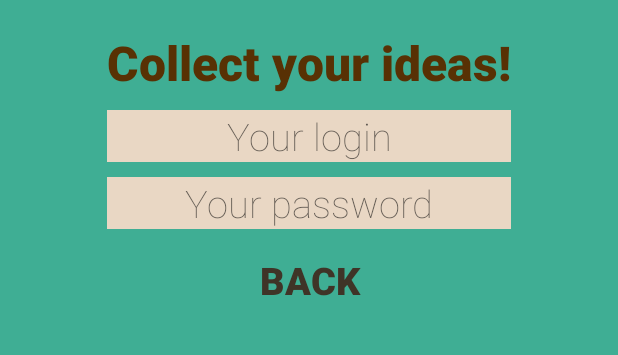
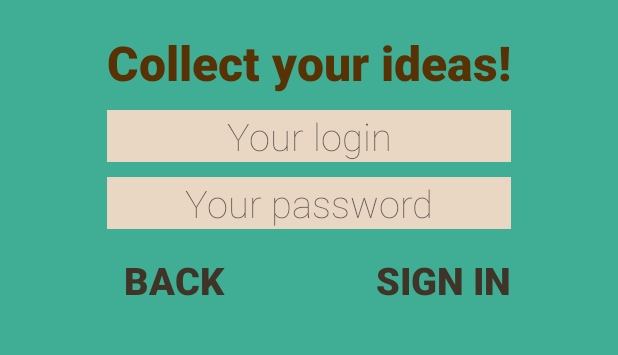
Before and after one commit to EStotskaya/Idee, an Android app: the screen it shows after launch (MainActivity), after a tap on "SIGN IN", on a phone screen of 412 x 824 dp, the part 543-898 px from its top. Run offline under Robolectric (Android 15) with nearby library versions, the phone set to English and light mode, and no system bars; our stand-ins replace ButterKnife.

Commit message:
prototype of main page

```diff
--- a/android/app/src/main/AndroidManifest.xml
+++ b/android/app/src/main/AndroidManifest.xml
@@ -24,6 +24,10 @@
                 android:name="android.support.PARENT_ACTIVITY"
                 android:value="com.code_and_fix.idee.MainActivity" />
         </activity>
+        <activity
+            android:name=".AppActivity"
+            android:label="@string/title_activity_app" >
+        </activity>
     </application>
 
 </manifest>
--- a/android/app/src/main/java/com/code_and_fix/idee/MainActivity.java
+++ b/android/app/src/main/java/com/code_and_fix/idee/MainActivity.java
@@ -19,40 +19,68 @@ public class MainActivity extends AppCompatActivity {
 
     SharedPreferences sPref;
 
-    @Bind(R.id.editLogin) EditText editLogin;
-    @Bind(R.id.editPass) EditText editPass;
-    @Bind(R.id.signIn) Button signIn;
-    @Bind(R.id.signUp) Button signUp;
-    @Bind(R.id.anonymous) Button anonymous;
-    @Bind(R.id.back) Button backButt;
+    @Bind(R.id.editLogin)
+    EditText editLogin;
+    @Bind(R.id.editPass)
+    EditText editPass;
+    @Bind(R.id.signIn)
+    Button signIn;
+    @Bind(R.id.signUp)
+    Button signUp;
+    @Bind(R.id.anonymous)
+    Button anonymous;
+    @Bind(R.id.back)
+    Button backButt;
+    @Bind(R.id.signToApp)
+    Button signToApp;
 
-    @OnClick(R.id.signIn) void showEditText(Button butt)
-    {
+    @OnClick(R.id.signIn)
+    void showEditText(Button butt) {
         editLogin.setVisibility(View.VISIBLE);
         editPass.setVisibility(View.VISIBLE);
         backButt.setVisibility(View.VISIBLE);
+        signToApp.setVisibility(View.VISIBLE);
         signIn.setVisibility(View.GONE);
         signUp.setVisibility(View.GONE);
         anonymous.setVisibility(View.GONE);
     }
 
-    @OnClick(R.id.back) void backToButtons(Button butt)
-    {
+    @OnClick(R.id.back)
+    void backToButtons(Button butt) {
         editLogin.setVisibility(View.GONE);
         editPass.setVisibility(View.GONE);
         backButt.setVisibility(View.GONE);
+        signToApp.setVisibility(View.GONE);
         signIn.setVisibility(View.VISIBLE);
         signUp.setVisibility(View.VISIBLE);
         anonymous.setVisibility(View.VISIBLE);
     }
 
-    @OnClick(R.id.signUp) public void registration(Button butt)
-    {
+    @OnClick(R.id.signUp)
+    public void registration(Button butt) {
         Intent intent = new Intent(this, Registration.class);
         intent.addFlags(Intent.FLAG_ACTIVITY_TASK_ON_HOME);
         startActivity(intent);
     }
 
+    @OnClick(R.id.signToApp) public void signToApp(Button button)
+    {
+        Intent intent = new Intent(this, AppActivity.class);
+        intent.putExtra(AppActivity.LOGIN_INFO, editLogin.getText().toString());
+        intent.setFlags(Intent.FLAG_ACTIVITY_CLEAR_TOP);
+        finish();
+        startActivity(intent);
+    }
+
+    @OnClick(R.id.anonymous)
+    void startApp(Button butt)
+    {
+        Intent intent = new Intent(this, AppActivity.class);
+        intent.putExtra(AppActivity.LOGIN_INFO, "Anonymous");
+        intent.addFlags(Intent.FLAG_ACTIVITY_CLEAR_TOP);
+        finish();
+        startActivity(intent);
+    }
     @Override
     protected void onCreate(Bundle savedInstanceState) {
         super.onCreate(savedInstanceState);
@@ -61,7 +89,6 @@ public class MainActivity extends AppCompatActivity {
         ButterKnife.bind(this);
 
 
-        if(savedInstanceState!=null)
         {
             sPref=getSharedPreferences("accInfo", MODE_PRIVATE);
             editLogin.setText(sPref.getString("Saved login", ""));
--- a/android/app/src/main/res/layout/activity_main.xml
+++ b/android/app/src/main/res/layout/activity_main.xml
@@ -68,7 +68,7 @@
             android:layout_height="wrap_content"
             android:id="@+id/back"
             android:layout_below="@+id/editPass"
-            android:layout_centerHorizontal="true"
+            android:layout_alignStart="@+id/editPass"
             android:text="@string/back"
             android:textSize="25dp"
             android:textStyle="bold"
@@ -77,6 +77,21 @@
             android:textColor="@color/BLACK"
             android:visibility="gone"
             />
+
+        <Button
+            android:layout_width="wrap_content"
+            android:layout_height="wrap_content"
+            android:id="@+id/signToApp"
+            android:layout_below="@+id/editPass"
+            android:layout_alignEnd="@+id/editPass"
+            android:text="@string/sign_in"
+            android:textSize="25dp"
+            android:textStyle="bold"
+            android:layout_marginTop="10dp"
+            android:background="@android:color/transparent"
+            android:textColor="@color/BLACK"
+            android:fontFamily="sans-serif-medium"
+            android:visibility="gone"/>
 
         <Button
             android:layout_width="wrap_content"
```
Also changed, not shown: android/app/src/main/java/com/code_and_fix/idee/AllIdeasFragment.java (added, +30 -0 lines), android/app/src/main/java/com/code_and_fix/idee/AppActivity.java (added, +217 -0 lines), android/app/src/main/java/com/code_and_fix/idee/MyCabinetFragment.java (added, +30 -0 lines), android/app/src/main/java/com/code_and_fix/idee/NewIdeaFragment.java (added, +29 -0 lines), android/app/src/main/java/com/code_and_fix/idee/Registration.java (+37 -0 lines), android/app/src/main/java/com/code_and_fix/idee/SearchFragment.java (added, +30 -0 lines), android/app/src/main/res/layout/activity_app.xml (added, +40 -0 lines), android/app/src/main/res/layout/fragment_all_ideas.xml (added, +9 -0 lines), android/app/src/main/res/layout/fragment_my_cabinet.xml (added, +9 -0 lines), android/app/src/main/res/layout/fragment_new_idea.xml (added, +11 -0 lines), android/app/src/main/res/layout/fragment_search.xml (added, +9 -0 lines), android/app/src/main/res/menu/menu_app.xml (added, +14 -0 lines), android/app/src/main/res/values/strings.xml (+13 -0 lines), android/app/src/main/res/drawable/new_message.png (added), 1 other file.
